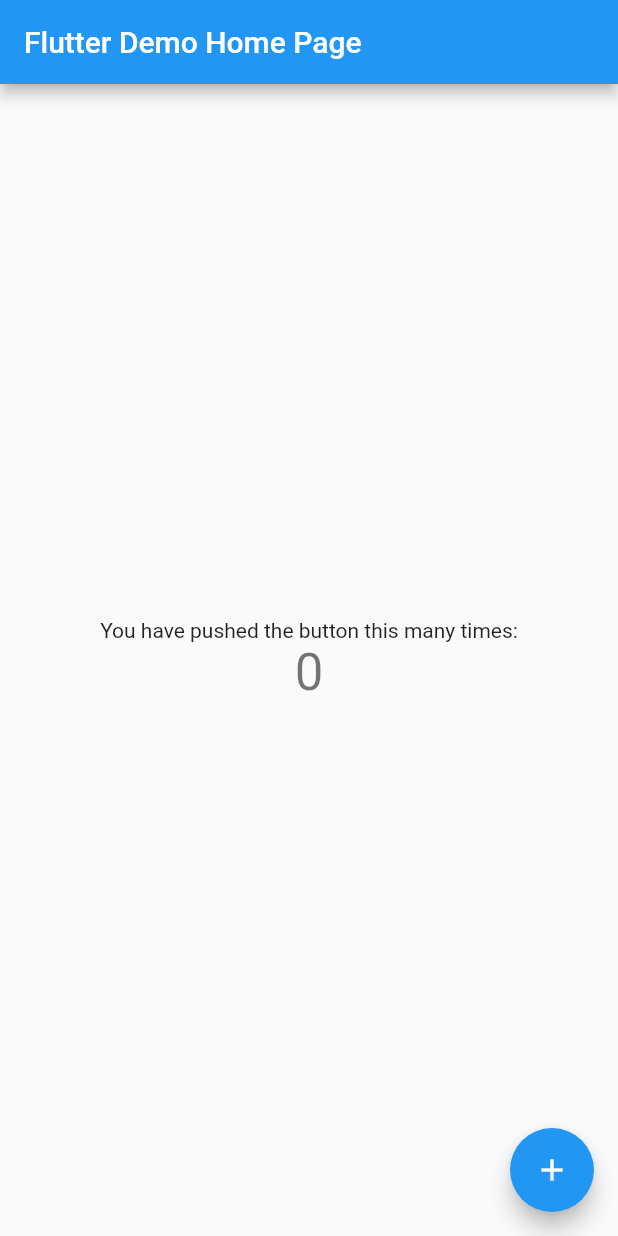
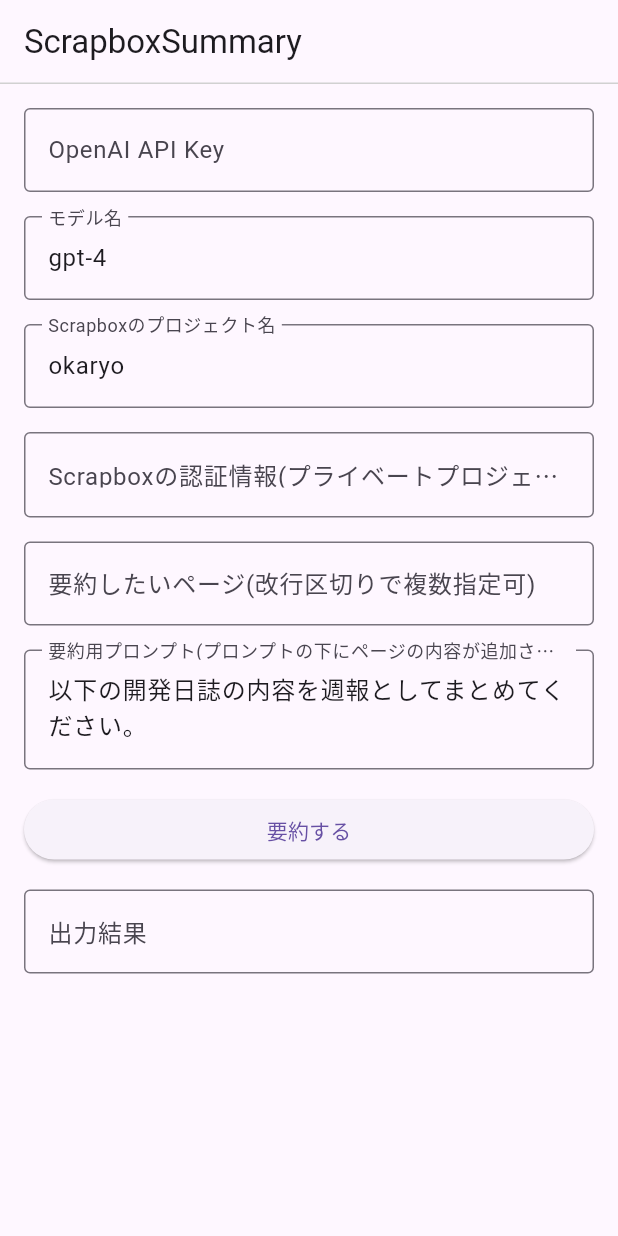
Before and after one commit to okaryo/ScrapboxSummary, a Flutter app: the screen it shows after launch, on a phone screen of 412 x 824 dp. Run offline on Flutter 3.47's test engine with Material 2 defaults, Android fonts, the phone set to English and light mode, and no system bars.

Commit message:
:sparkles: add form template

```diff
--- a/lib/main.dart
+++ b/lib/main.dart
@@ -1,4 +1,5 @@
 import 'package:flutter/material.dart';
+import 'package:http/http.dart' as http;
 
 void main() {
   runApp(const MyApp());
@@ -7,109 +8,144 @@
 class MyApp extends StatelessWidget {
   const MyApp({super.key});
 
-  // This widget is the root of your application.
   @override
   Widget build(BuildContext context) {
     return MaterialApp(
-      title: 'Flutter Demo',
       theme: ThemeData(
-        // This is the theme of your application.
-        //
-        // Try running your application with "flutter run". You'll see the
-        // application has a blue toolbar. Then, without quitting the app, try
-        // changing the primarySwatch below to Colors.green and then invoke
-        // "hot reload" (press "r" in the console where you ran "flutter run",
-        // or simply save your changes to "hot reload" in a Flutter IDE).
-        // Notice that the counter didn't reset back to zero; the application
-        // is not restarted.
+        useMaterial3: true,
         primarySwatch: Colors.blue,
       ),
-      home: const MyHomePage(title: 'Flutter Demo Home Page'),
+      home: Scaffold(
+        appBar: AppBar(
+          title: const Text('ScrapboxSummary'),
+          shape: const Border(
+            bottom: BorderSide(
+              color: Color(0xFFD1D1D1),
+              width: 1.0,
+            ),
+          ),
+        ),
+        body: const SummaryForm(),
+      ),
     );
   }
 }
 
-class MyHomePage extends StatefulWidget {
-  const MyHomePage({super.key, required this.title});
-
-  // This widget is the home page of your application. It is stateful, meaning
-  // that it has a State object (defined below) that contains fields that affect
-  // how it looks.
-
-  // This class is the configuration for the state. It holds the values (in this
-  // case the title) provided by the parent (in this case the App widget) and
-  // used by the build method of the State. Fields in a Widget subclass are
-  // always marked "final".
-
-  final String title;
+class SummaryForm extends StatefulWidget {
+  const SummaryForm({super.key});
 
   @override
-  State<MyHomePage> createState() => _MyHomePageState();
+  State<SummaryForm> createState() => _SummaryFormState();
 }
 
-class _MyHomePageState extends State<MyHomePage> {
-  int _counter = 0;
-
-  void _incrementCounter() {
-    setState(() {
-      // This call to setState tells the Flutter framework that something has
-      // changed in this State, which causes it to rerun the build method below
-      // so that the display can reflect the updated values. If we changed
-      // _counter without calling setState(), then the build method would not be
-      // called again, and so nothing would appear to happen.
-      _counter++;
-    });
-  }
+class _SummaryFormState extends State<SummaryForm> {
+  final _formKey = GlobalKey<FormState>();
+  String _apiKey = '';
+  String _model = 'gpt-4';
+  String _scrapboxProjectName = 'okaryo';
+  String _scrapboxAuthToken = '';
+  String _scrapboxPages = '';
+  String _prompt = '''
+以下の開発日誌の内容を週報としてまとめてください。''';
+  String _output = '';
 
   @override
   Widget build(BuildContext context) {
-    // This method is rerun every time setState is called, for instance as done
-    // by the _incrementCounter method above.
-    //
-    // The Flutter framework has been optimized to make rerunning build methods
-    // fast, so that you can just rebuild anything that needs updating rather
-    // than having to individually change instances of widgets.
-    return Scaffold(
-      appBar: AppBar(
-        // Here we take the value from the MyHomePage object that was created by
-        // the App.build method, and use it to set our appbar title.
-        title: Text(widget.title),
-      ),
-      body: Center(
-        // Center is a layout widget. It takes a single child and positions it
-        // in the middle of the parent.
-        child: Column(
-          // Column is also a layout widget. It takes a list of children and
-          // arranges them vertically. By default, it sizes itself to fit its
-          // children horizontally, and tries to be as tall as its parent.
-          //
-          // Invoke "debug painting" (press "p" in the console, choose the
-          // "Toggle Debug Paint" action from the Flutter Inspector in Android
-          // Studio, or the "Toggle Debug Paint" command in Visual Studio Code)
-          // to see the wireframe for each widget.
-          //
-          // Column has various properties to control how it sizes itself and
-          // how it positions its children. Here we use mainAxisAlignment to
-          // center the children vertically; the main axis here is the vertical
-          // axis because Columns are vertical (the cross axis would be
-          // horizontal).
-          mainAxisAlignment: MainAxisAlignment.center,
-          children: <Widget>[
-            const Text(
-              'You have pushed the button this many times:',
+    return Center(
+      child: ConstrainedBox(
+        constraints: const BoxConstraints(maxWidth: 675),
+        child: Padding(
+          padding: const EdgeInsets.all(16.0),
+          child: Form(
+            key: _formKey,
+            child: Column(
+              children: [
+                TextFormField(
+                  initialValue: _apiKey,
+                  decoration: const InputDecoration(
+                    border: OutlineInputBorder(),
+                    labelText: 'OpenAI API Key',
+                  ),
+                ),
+                const SizedBox(height: 16),
+                TextFormField(
+                  initialValue: _model,
+                  decoration: const InputDecoration(
+                    border: OutlineInputBorder(),
+                    labelText: 'モデル名',
+                  ),
+                ),
+                const SizedBox(height: 16),
+                TextFormField(
+                  initialValue: _scrapboxProjectName,
+                  decoration: const InputDecoration(
+                    border: OutlineInputBorder(),
+                    labelText: 'Scrapboxのプロジェクト名',
+                  ),
+                ),
+                const SizedBox(height: 16),
+                TextFormField(
+                  initialValue: _scrapboxAuthToken,
+                  decoration: const InputDecoration(
+                    border: OutlineInputBorder(),
+                    labelText: 'Scrapboxの認証情報(プライベートプロジェクトの場合)',
+                    hintText: 'Cookie内のconnect.sidの値',
+                  ),
+                ),
+                const SizedBox(height: 16),
+                TextFormField(
+                  initialValue: _scrapboxPages,
+                  keyboardType: TextInputType.multiline,
+                  maxLines: null,
+                  decoration: const InputDecoration(
+                    border: OutlineInputBorder(),
+                    labelText: '要約したいページ(改行区切りで複数指定可)',
+                  ),
+                  onChanged: (value) {},
+                ),
+                const SizedBox(height: 16),
+                TextFormField(
+                  initialValue: _prompt,
+                  keyboardType: TextInputType.multiline,
+                  maxLines: null,
+                  decoration: const InputDecoration(
+                    border: OutlineInputBorder(),
+                    labelText: '要約用プロンプト(プロンプトの下にページの内容が追加される)',
+                  ),
+                ),
+                const SizedBox(height: 16),
+                SizedBox(
+                  width: double.infinity,
+                  child: ElevatedButton(
+                    onPressed: () => _summarize(),
+                    child: const Text('要約する'),
+                  ),
+                ),
+                const SizedBox(height: 16),
+                TextFormField(
+                  initialValue: _output,
+                  keyboardType: TextInputType.multiline,
+                  maxLines: null,
+                  decoration: const InputDecoration(
+                    border: OutlineInputBorder(),
+                    labelText: '出力結果',
+                  ),
+                ),
+              ],
             ),
-            Text(
-              '$_counter',
-              style: Theme.of(context).textTheme.headlineMedium,
-            ),
-          ],
+          ),
         ),
       ),
-      floatingActionButton: FloatingActionButton(
-        onPressed: _incrementCounter,
-        tooltip: 'Increment',
-        child: const Icon(Icons.add),
-      ), // This trailing comma makes auto-formatting nicer for build methods.
+    );
+  }
+
+  _summarize() async {
+    final cookies = 'connect.sid=$_scrapboxAuthToken';
+    final res = await http.get(
+      Uri.parse('https://scrapbox.io/api/pages/okaryo/ScrapboxSummary/text'),
+      headers: {
+        'Cookie': cookies,
+      },
     );
   }
 }
```
Also changed, not shown: pubspec.yaml (+2 -71 lines), pubspec.lock.
